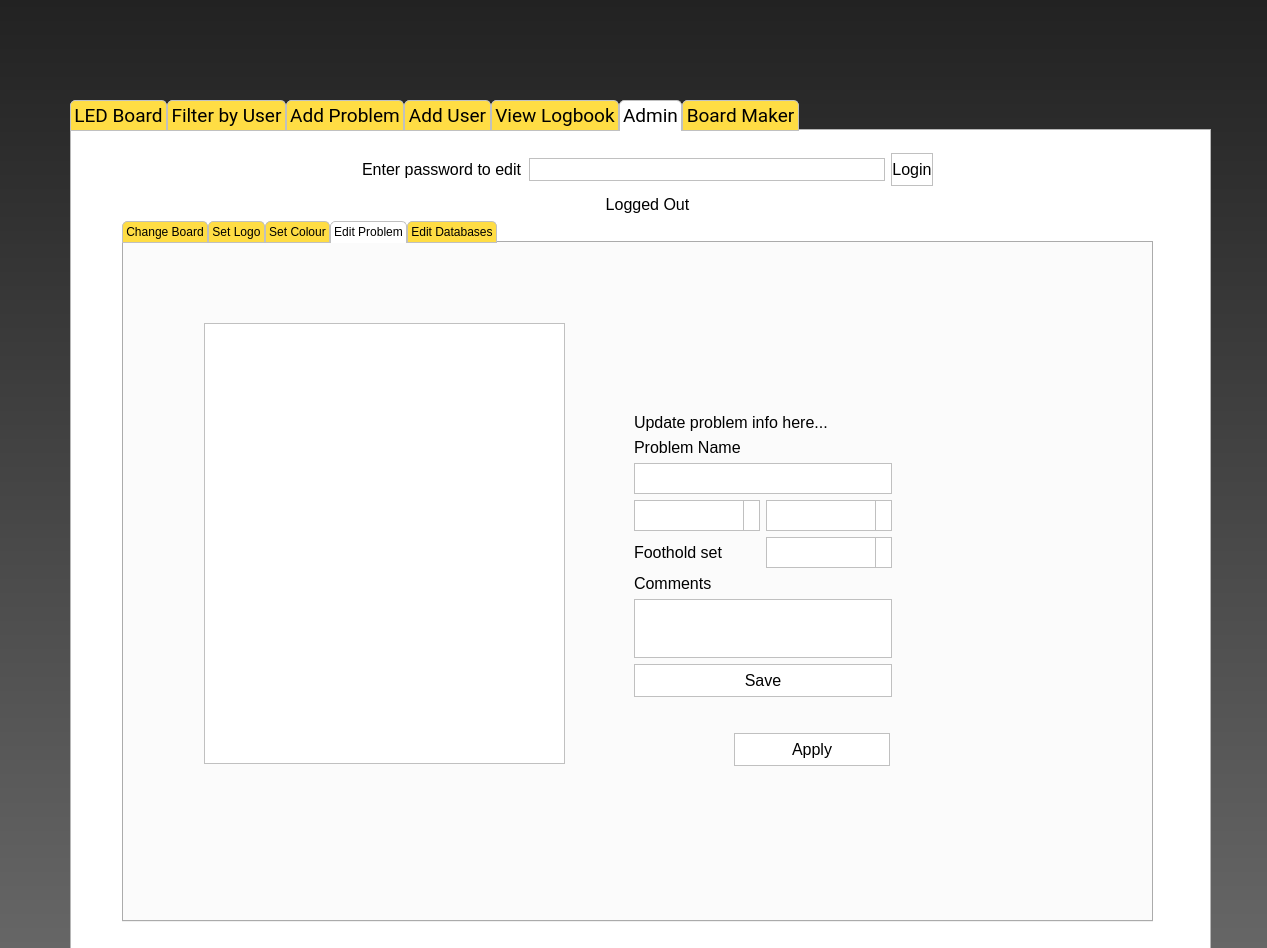
The window that DiscoBoard.ui (highrepute/LEDBoard) describes before a commit, drawn with Qt 5.
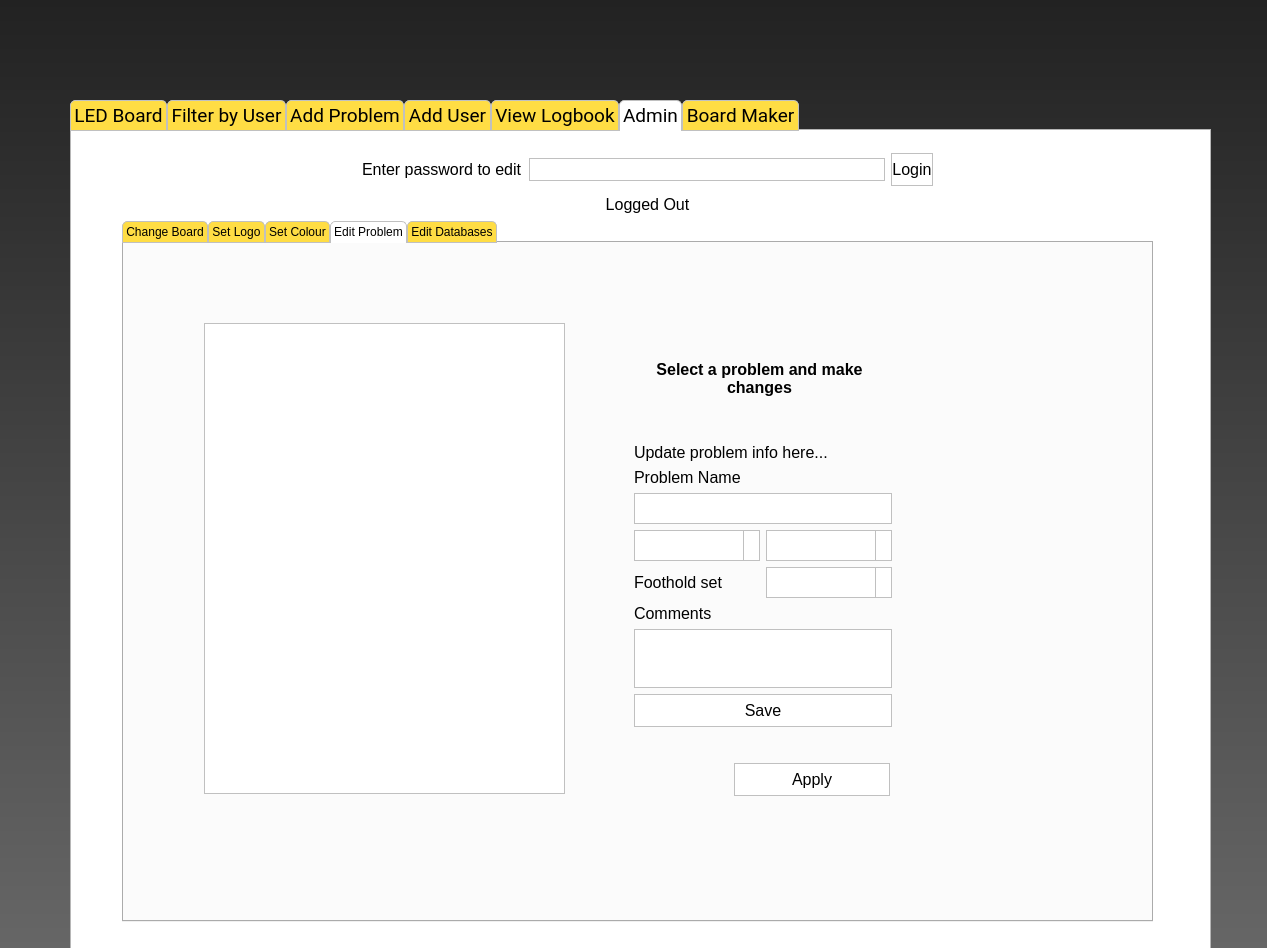
The same window after the commit.

Commit message: Added Edit Problem info label. Added reset function to Apply

```diff
--- a/DiscoBoard.ui
+++ b/DiscoBoard.ui
@@ -2257,9 +2257,9 @@
      <widget class="QLabel" name="lblAdminState">
       <property name="geometry">
        <rect>
-        <x>240</x>
+        <x>140</x>
         <y>50</y>
-        <width>571</width>
+        <width>771</width>
         <height>27</height>
        </rect>
       </property>
@@ -2495,7 +2495,7 @@
           <x>80</x>
           <y>80</y>
           <width>361</width>
-          <height>441</height>
+          <height>471</height>
          </rect>
         </property>
         <property name="font">
@@ -2511,7 +2511,7 @@
         <property name="geometry">
          <rect>
           <x>510</x>
-          <y>170</y>
+          <y>200</y>
           <width>258</width>
           <height>284</height>
          </rect>
@@ -2676,7 +2676,7 @@
         <property name="geometry">
          <rect>
           <x>610</x>
-          <y>490</y>
+          <y>520</y>
           <width>156</width>
           <height>33</height>
          </rect>
@@ -2699,6 +2699,37 @@
          <string>Apply</string>
         </property>
        </widget>
+       <widget class="QLabel" name="lbEditInfo">
+        <property name="geometry">
+         <rect>
+          <x>510</x>
+          <y>80</y>
+          <width>251</width>
+          <height>111</height>
+         </rect>
+        </property>
+        <property name="font">
+         <font>
+          <pointsize>12</pointsize>
+          <weight>75</weight>
+          <bold>true</bold>
+         </font>
+        </property>
+        <property name="text">
+         <string>Select a problem and make changes</string>
+        </property>
+        <property name="alignment">
+         <set>Qt::AlignCenter</set>
+        </property>
+        <property name="wordWrap">
+         <bool>true</bool>
+        </property>
+       </widget>
+       <zorder>lbEditProblemList</zorder>
+       <zorder>layoutWidget_2</zorder>
+       <zorder>pbReset_5</zorder>
+       <zorder>lblInfo_2</zorder>
+       <zorder>lbEditInfo</zorder>
       </widget>
       <widget class="QWidget" name="tabEditDatabases">
        <attribute name="title">
```
Left out of the diff: 14 changed lines with no effect on the pictures. The commit also changes 1 other file.
